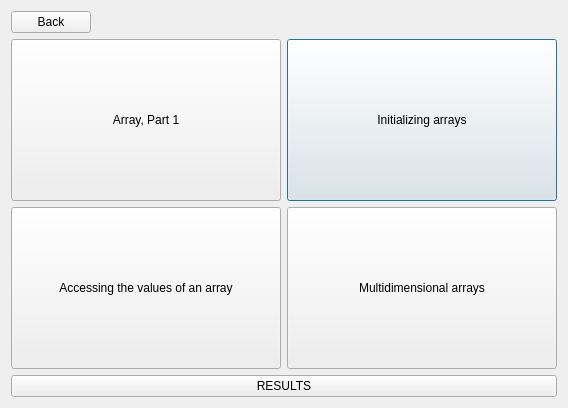
Above: lesson.ui from ValeriaGrigoruants/Platform-for-learning-programming before the change. Below: the same form after it.
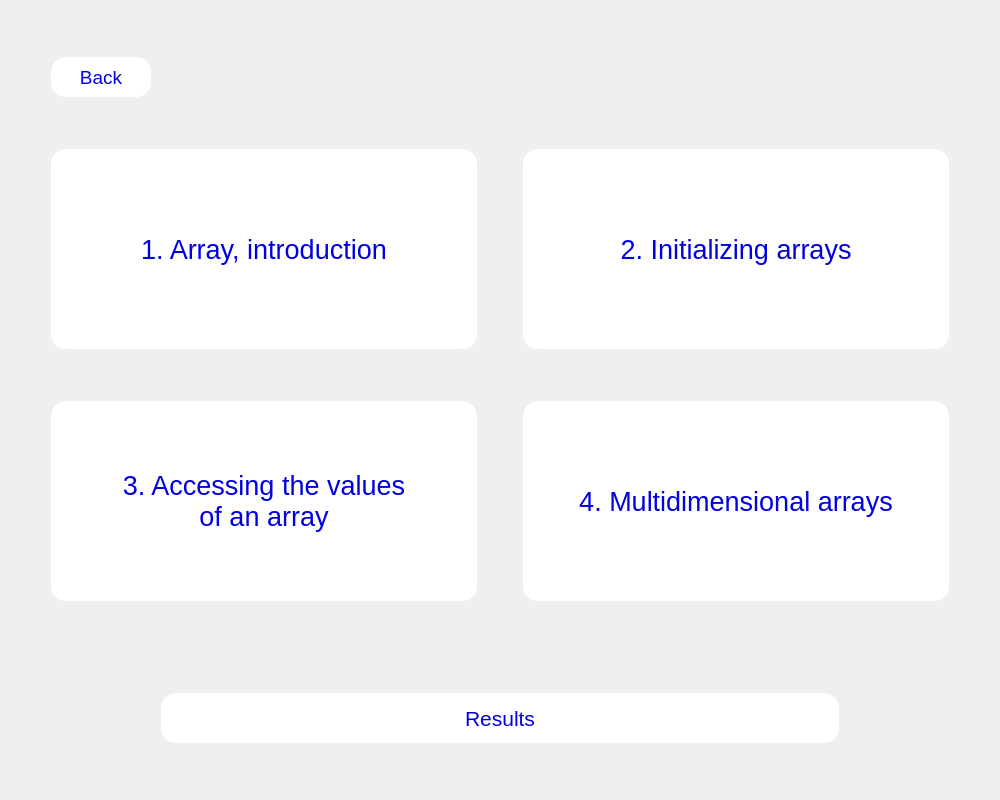
That is the form after the change.

Diff of the .ui file:
```diff
--- a/lesson.ui
+++ b/lesson.ui
@@ -6,101 +6,385 @@
    <rect>
     <x>0</x>
     <y>0</y>
-    <width>568</width>
-    <height>408</height>
+    <width>1000</width>
+    <height>800</height>
    </rect>
   </property>
   <property name="windowTitle">
    <string>Dialog</string>
   </property>
-  <layout class="QGridLayout" name="gridLayout">
-   <item row="6" column="0">
-    <layout class="QGridLayout" name="gridLayout_2">
-     <item row="1" column="1">
-      <widget class="QPushButton" name="les_2">
-       <property name="sizePolicy">
-        <sizepolicy hsizetype="Minimum" vsizetype="Expanding">
-         <horstretch>0</horstretch>
-         <verstretch>0</verstretch>
-        </sizepolicy>
+  <layout class="QVBoxLayout" name="verticalLayout">
+   <item>
+    <layout class="QHBoxLayout" name="horizontalLayout_4">
+     <item>
+      <spacer name="horizontalSpacer_10">
+       <property name="orientation">
+        <enum>Qt::Horizontal</enum>
        </property>
-       <property name="text">
-        <string>Initializing arrays</string>
+       <property name="sizeType">
+        <enum>QSizePolicy::Fixed</enum>
        </property>
-      </widget>
-     </item>
-     <item row="3" column="0">
-      <widget class="QPushButton" name="les_3">
-       <property name="sizePolicy">
-        <sizepolicy hsizetype="Minimum" vsizetype="Expanding">
-         <horstretch>0</horstretch>
-         <verstretch>0</verstretch>
-        </sizepolicy>
+       <property name="sizeHint" stdset="0">
+        <size>
+         <width>40</width>
+         <height>20</height>
+        </size>
        </property>
-       <property name="text">
-        <string>Accessing the values of an array</string>
-       </property>
-      </widget>
+      </spacer>
      </item>
-     <item row="1" column="0">
-      <widget class="QPushButton" name="les_1">
-       <property name="sizePolicy">
-        <sizepolicy hsizetype="Minimum" vsizetype="Expanding">
-         <horstretch>0</horstretch>
-         <verstretch>0</verstretch>
-        </sizepolicy>
-       </property>
-       <property name="text">
-        <string>Array, Part 1</string>
-       </property>
-      </widget>
-     </item>
-     <item row="3" column="1">
-      <widget class="QPushButton" name="les_4">
-       <property name="sizePolicy">
-        <sizepolicy hsizetype="Minimum" vsizetype="Expanding">
-         <horstretch>0</horstretch>
-         <verstretch>0</verstretch>
-        </sizepolicy>
-       </property>
-       <property name="text">
-        <string>Multidimensional arrays</string>
-       </property>
-      </widget>
-     </item>
-    </layout>
-   </item>
-   <item row="8" column="0">
-    <widget class="QPushButton" name="results">
-     <property name="text">
-      <string>RESULTS</string>
-     </property>
-    </widget>
-   </item>
-   <item row="0" column="0">
-    <layout class="QHBoxLayout" name="horizontalLayout_5">
      <item>
       <widget class="QPushButton" name="pushButton">
        <property name="sizePolicy">
-        <sizepolicy hsizetype="Preferred" vsizetype="Fixed">
+        <sizepolicy hsizetype="Fixed" vsizetype="Fixed">
          <horstretch>0</horstretch>
          <verstretch>0</verstretch>
         </sizepolicy>
        </property>
+       <property name="minimumSize">
+        <size>
+         <width>100</width>
+         <height>40</height>
+        </size>
+       </property>
+       <property name="cursor">
+        <cursorShape>PointingHandCursor</cursorShape>
+       </property>
+       <property name="styleSheet">
+        <string notr="true">#pushButton {
+	font: 14pt;
+color: rgb(0, 0, 225);
+border-radius: 15px;
+background-color: rgb(255, 255, 255)}</string>
+       </property>
        <property name="text">
         <string>Back</string>
        </property>
       </widget>
      </item>
      <item>
+      <spacer name="horizontalSpacer_9">
+       <property name="orientation">
+        <enum>Qt::Horizontal</enum>
+       </property>
+       <property name="sizeHint" stdset="0">
+        <size>
+         <width>40</width>
+         <height>20</height>
+        </size>
+       </property>
+      </spacer>
+     </item>
+    </layout>
+   </item>
+   <item>
+    <layout class="QHBoxLayout" name="horizontalLayout">
+     <property name="topMargin">
+      <number>0</number>
+     </property>
+     <item>
+      <spacer name="horizontalSpacer_3">
+       <property name="orientation">
+        <enum>Qt::Horizontal</enum>
+       </property>
+       <property name="sizeType">
+        <enum>QSizePolicy::Fixed</enum>
+       </property>
+       <property name="sizeHint" stdset="0">
+        <size>
+         <width>40</width>
+         <height>20</height>
+        </size>
+       </property>
+      </spacer>
+     </item>
+     <item>
+      <widget class="QPushButton" name="les_1">
+       <property name="sizePolicy">
+        <sizepolicy hsizetype="Minimum" vsizetype="Fixed">
+         <horstretch>0</horstretch>
+         <verstretch>0</verstretch>
+        </sizepolicy>
+       </property>
+       <property name="minimumSize">
+        <size>
+         <width>0</width>
+         <height>200</height>
+        </size>
+       </property>
+       <property name="cursor">
+        <cursorShape>PointingHandCursor</cursorShape>
+       </property>
+       <property name="styleSheet">
+        <string notr="true">#les_1 {
+	font: 20pt;
+color: rgb(0, 0, 225);
+border-radius: 15px;
+background-color: rgb(255, 255, 255)}</string>
+       </property>
+       <property name="text">
+        <string>1. Array, introduction</string>
+       </property>
+      </widget>
+     </item>
+     <item>
       <spacer name="horizontalSpacer">
        <property name="orientation">
         <enum>Qt::Horizontal</enum>
        </property>
+       <property name="sizeType">
+        <enum>QSizePolicy::Fixed</enum>
+       </property>
        <property name="sizeHint" stdset="0">
         <size>
          <width>40</width>
          <height>20</height>
+        </size>
+       </property>
+      </spacer>
+     </item>
+     <item>
+      <widget class="QPushButton" name="les_2">
+       <property name="sizePolicy">
+        <sizepolicy hsizetype="Minimum" vsizetype="Fixed">
+         <horstretch>0</horstretch>
+         <verstretch>0</verstretch>
+        </sizepolicy>
+       </property>
+       <property name="minimumSize">
+        <size>
+         <width>0</width>
+         <height>200</height>
+        </size>
+       </property>
+       <property name="cursor">
+        <cursorShape>PointingHandCursor</cursorShape>
+       </property>
+       <property name="styleSheet">
+        <string notr="true">#les_2 {
+	font: 20pt;
+color: rgb(0, 0, 225);
+border-radius: 15px;
+background-color: rgb(255, 255, 255)}</string>
+       </property>
+       <property name="text">
+        <string>2. Initializing arrays</string>
+       </property>
+      </widget>
+     </item>
+     <item>
+      <spacer name="horizontalSpacer_4">
+       <property name="orientation">
+        <enum>Qt::Horizontal</enum>
+       </property>
+       <property name="sizeType">
+        <enum>QSizePolicy::Fixed</enum>
+       </property>
+       <property name="sizeHint" stdset="0">
+        <size>
+         <width>40</width>
+         <height>20</height>
+        </size>
+       </property>
+      </spacer>
+     </item>
+    </layout>
+   </item>
+   <item>
+    <layout class="QHBoxLayout" name="horizontalLayout_2">
+     <item>
+      <spacer name="horizontalSpacer_5">
+       <property name="orientation">
+        <enum>Qt::Horizontal</enum>
+       </property>
+       <property name="sizeType">
+        <enum>QSizePolicy::Fixed</enum>
+       </property>
+       <property name="sizeHint" stdset="0">
+        <size>
+         <width>40</width>
+         <height>20</height>
+        </size>
+       </property>
+      </spacer>
+     </item>
+     <item>
+      <widget class="QPushButton" name="les_3">
+       <property name="sizePolicy">
+        <sizepolicy hsizetype="Minimum" vsizetype="Fixed">
+         <horstretch>0</horstretch>
+         <verstretch>0</verstretch>
+        </sizepolicy>
+       </property>
+       <property name="minimumSize">
+        <size>
+         <width>0</width>
+         <height>200</height>
+        </size>
+       </property>
+       <property name="cursor">
+        <cursorShape>PointingHandCursor</cursorShape>
+       </property>
+       <property name="styleSheet">
+        <string notr="true">#les_3 {
+	font: 20pt;
+color: rgb(0, 0, 225);
+border-radius: 15px;
+background-color: rgb(255, 255, 255)}</string>
+       </property>
+       <property name="text">
+        <string>3. Accessing the values 
+of an array</string>
+       </property>
+      </widget>
+     </item>
+     <item>
+      <spacer name="horizontalSpacer_2">
+       <property name="orientation">
+        <enum>Qt::Horizontal</enum>
+       </property>
+       <property name="sizeType">
+        <enum>QSizePolicy::Fixed</enum>
+       </property>
+       <property name="sizeHint" stdset="0">
+        <size>
+         <width>40</width>
+         <height>20</height>
+        </size>
+       </property>
+      </spacer>
+     </item>
+     <item>
+      <widget class="QPushButton" name="les_4">
+       <property name="sizePolicy">
+        <sizepolicy hsizetype="Minimum" vsizetype="Fixed">
+         <horstretch>0</horstretch>
+         <verstretch>0</verstretch>
+        </sizepolicy>
+       </property>
+       <property name="minimumSize">
+        <size>
+         <width>0</width>
+         <height>200</height>
+        </size>
+       </property>
+       <property name="cursor">
+        <cursorShape>PointingHandCursor</cursorShape>
+       </property>
+       <property name="styleSheet">
+        <string notr="true">#les_4 {
+	font: 20pt;
+color: rgb(0, 0, 225);
+border-radius: 15px;
+background-color: rgb(255, 255, 255)}</string>
+       </property>
+       <property name="text">
+        <string>4. Multidimensional arrays</string>
+       </property>
+      </widget>
+     </item>
+     <item>
+      <spacer name="horizontalSpacer_6">
+       <property name="orientation">
+        <enum>Qt::Horizontal</enum>
+       </property>
+       <property name="sizeType">
+        <enum>QSizePolicy::Fixed</enum>
+       </property>
+       <property name="sizeHint" stdset="0">
+        <size>
+         <width>40</width>
+         <height>20</height>
+        </size>
+       </property>
+      </spacer>
+     </item>
+    </layout>
+   </item>
+   <item>
+    <spacer name="verticalSpacer">
+     <property name="orientation">
+      <enum>Qt::Vertical</enum>
+     </property>
+     <property name="sizeType">
+      <enum>QSizePolicy::Fixed</enum>
+     </property>
+     <property name="sizeHint" stdset="0">
+      <size>
+       <width>20</width>
+       <height>20</height>
+      </size>
+     </property>
+    </spacer>
+   </item>
+   <item>
+    <spacer name="verticalSpacer_3">
+     <property name="orientation">
+      <enum>Qt::Vertical</enum>
+     </property>
+     <property name="sizeType">
+      <enum>QSizePolicy::Fixed</enum>
+     </property>
+     <property name="sizeHint" stdset="0">
+      <size>
+       <width>20</width>
+       <height>20</height>
+      </size>
+     </property>
+    </spacer>
+   </item>
+   <item>
+    <layout class="QHBoxLayout" name="horizontalLayout_3">
+     <item>
+      <spacer name="horizontalSpacer_7">
+       <property name="orientation">
+        <enum>Qt::Horizontal</enum>
+       </property>
+       <property name="sizeType">
+        <enum>QSizePolicy::Fixed</enum>
+       </property>
+       <property name="sizeHint" stdset="0">
+        <size>
+         <width>150</width>
+         <height>20</height>
+        </size>
+       </property>
+      </spacer>
+     </item>
+     <item>
+      <widget class="QPushButton" name="results">
+       <property name="minimumSize">
+        <size>
+         <width>0</width>
+         <height>50</height>
+        </size>
+       </property>
+       <property name="cursor">
+        <cursorShape>PointingHandCursor</cursorShape>
+       </property>
+       <property name="styleSheet">
+        <string notr="true">#results {
+	font: 16pt;
+color: rgb(0, 0, 225);
+border-radius: 15px;
+background-color: rgb(255, 255, 255)}</string>
+       </property>
+       <property name="text">
+        <string>Results</string>
+       </property>
+      </widget>
+     </item>
+     <item>
+      <spacer name="horizontalSpacer_8">
+       <property name="orientation">
+        <enum>Qt::Horizontal</enum>
+       </property>
+       <property name="sizeType">
+        <enum>QSizePolicy::Fixed</enum>
+       </property>
+       <property name="sizeHint" stdset="0">
+        <size>
+         <width>150</width>
+         <height>5</height>
         </size>
        </property>
       </spacer>
```
